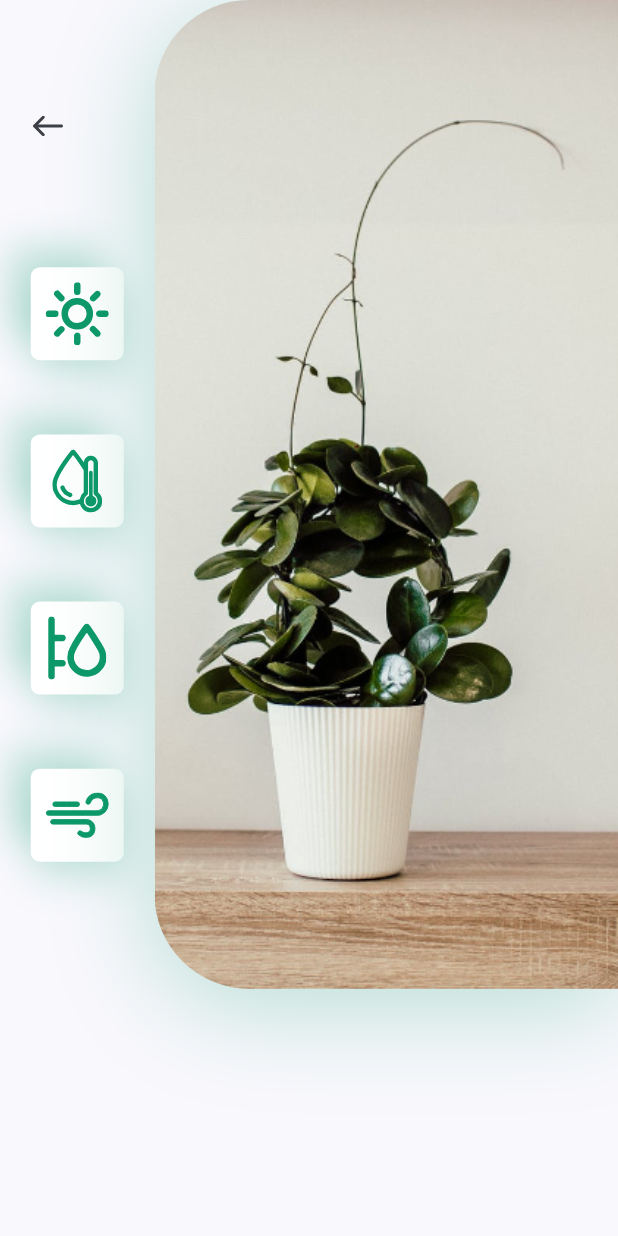
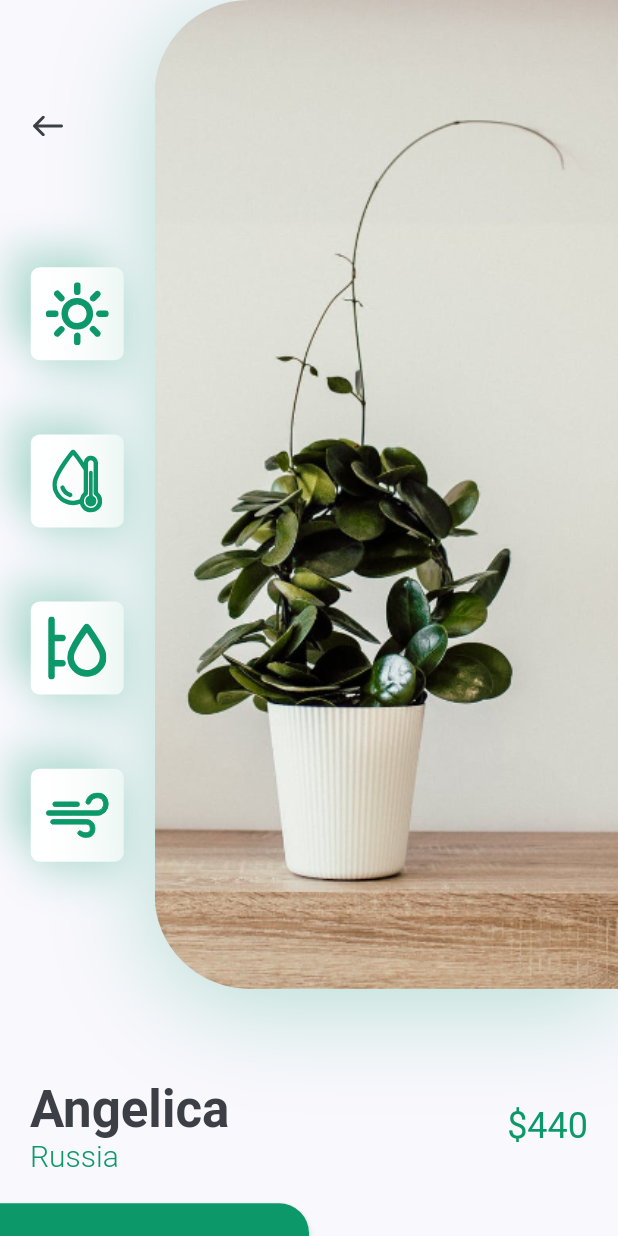
Before and after one commit to shimizu-saffle/plant-app-sample, a Flutter app: the DetailsScreen screen opened directly, on a phone screen of 412 x 824 dp. Run offline on Flutter 3.47's test engine with Material 2 defaults, Android fonts, the light colour scheme and no system bars; our stand-ins replace flutter_svg.

Commit message:
TitleAndPrice

```diff
--- a/lib/screens/details/components/body.dart
+++ b/lib/screens/details/components/body.dart
@@ -1,8 +1,8 @@
 import 'package:flutter/material.dart';
-import 'package:flutter_svg/flutter_svg.dart';
 import 'package:plant_app_sample/constants.dart';
 
-import 'icon_card.dart';
+import 'image_and_icons.dart';
+import 'title_and_price.dart';
 
 class Body extends StatelessWidget {
   const Body({Key? key}) : super(key: key);
@@ -10,64 +10,45 @@ class Body extends StatelessWidget {
   @override
   Widget build(BuildContext context) {
     final screenSize = MediaQuery.of(context).size;
-    return Column(
-      children: [
-        SizedBox(
-          height: screenSize.height * 0.8,
-          child: Row(
+    return SingleChildScrollView(
+      child: Column(
+        children: [
+          const ImageAndIcons(),
+          const TitleAndPrice(title: 'Angelica', country: 'Russia', price: 440),
+          const SizedBox(height: kDefaultPadding),
+          Row(
             children: [
-              Expanded(
-                child: Padding(
-                  padding:
-                      const EdgeInsets.symmetric(vertical: kDefaultPadding * 3),
-                  child: Column(
-                    children: [
-                      Align(
-                        alignment: Alignment.topLeft,
-                        child: IconButton(
-                          padding: const EdgeInsets.symmetric(
-                              horizontal: kDefaultPadding),
-                          onPressed: () {
-                            Navigator.pop(context);
-                          },
-                          icon: SvgPicture.asset('assets/icons/back_arrow.svg'),
+              SizedBox(
+                width: screenSize.width / 2,
+                height: 84,
+                child: ElevatedButton(
+                  onPressed: () {},
+                  style: ElevatedButton.styleFrom(
+                      primary: kPrimaryColor,
+                      shape: const RoundedRectangleBorder(
+                        borderRadius: BorderRadius.only(
+                          topRight: Radius.circular(20),
                         ),
-                      ),
-                      const Spacer(),
-                      const IconCard(image: 'assets/icons/sun.svg'),
-                      const IconCard(image: 'assets/icons/icon_2.svg'),
-                      const IconCard(image: 'assets/icons/icon_3.svg'),
-                      const IconCard(image: 'assets/icons/icon_4.svg'),
-                    ],
+                      )),
+                  child: const Text(
+                    'Buy Now',
+                    style: TextStyle(fontSize: 16),
                   ),
                 ),
               ),
-              Container(
-                height: screenSize.height * 0.8,
-                width: screenSize.width * 0.75,
-                decoration: BoxDecoration(
-                  borderRadius: const BorderRadius.only(
-                    topLeft: Radius.circular(63),
-                    bottomLeft: Radius.circular(63),
-                  ),
-                  boxShadow: [
-                    BoxShadow(
-                      offset: const Offset(0, 10),
-                      blurRadius: 60,
-                      color: kPrimaryColor.withOpacity(0.29),
-                    ),
-                  ],
-                  image: const DecorationImage(
-                    alignment: Alignment.centerLeft,
-                    fit: BoxFit.cover,
-                    image: AssetImage('assets/images/img.png'),
+              Expanded(
+                child: TextButton(
+                  onPressed: () {},
+                  child: const Text(
+                    'Description',
+                    style: TextStyle(color: Colors.black),
                   ),
                 ),
               ),
             ],
           ),
-        ),
-      ],
+        ],
+      ),
     );
   }
 }
--- /dev/null
+++ b/lib/screens/details/components/image_and_icons.dart
@@ -0,0 +1,74 @@
+import 'package:flutter/material.dart';
+import 'package:flutter_svg/flutter_svg.dart';
+
+import '../../../constants.dart';
+import 'icon_card.dart';
+
+class ImageAndIcons extends StatelessWidget {
+  const ImageAndIcons({
+    Key? key,
+  }) : super(key: key);
+
+  @override
+  Widget build(BuildContext context) {
+    final screenSize = MediaQuery.of(context).size;
+    return Padding(
+      padding: const EdgeInsets.only(bottom: kDefaultPadding * 3),
+      child: SizedBox(
+        height: screenSize.height * 0.8,
+        child: Row(
+          children: [
+            Expanded(
+              child: Padding(
+                padding:
+                    const EdgeInsets.symmetric(vertical: kDefaultPadding * 3),
+                child: Column(
+                  children: [
+                    Align(
+                      alignment: Alignment.topLeft,
+                      child: IconButton(
+                        padding: const EdgeInsets.symmetric(
+                            horizontal: kDefaultPadding),
+                        onPressed: () {
+                          Navigator.pop(context);
+                        },
+                        icon: SvgPicture.asset('assets/icons/back_arrow.svg'),
+                      ),
+                    ),
+                    const Spacer(),
+                    const IconCard(image: 'assets/icons/sun.svg'),
+                    const IconCard(image: 'assets/icons/icon_2.svg'),
+                    const IconCard(image: 'assets/icons/icon_3.svg'),
+                    const IconCard(image: 'assets/icons/icon_4.svg'),
+                  ],
+                ),
+              ),
+            ),
+            Container(
+              height: screenSize.height * 0.8,
+              width: screenSize.width * 0.75,
+              decoration: BoxDecoration(
+                borderRadius: const BorderRadius.only(
+                  topLeft: Radius.circular(63),
+                  bottomLeft: Radius.circular(63),
+                ),
+                boxShadow: [
+                  BoxShadow(
+                    offset: const Offset(0, 10),
+                    blurRadius: 60,
+                    color: kPrimaryColor.withOpacity(0.29),
+                  ),
+                ],
+                image: const DecorationImage(
+                  alignment: Alignment.centerLeft,
+                  fit: BoxFit.cover,
+                  image: AssetImage('assets/images/img.png'),
+                ),
+              ),
+            ),
+          ],
+        ),
+      ),
+    );
+  }
+}
--- /dev/null
+++ b/lib/screens/details/components/title_and_price.dart
@@ -0,0 +1,55 @@
+import 'package:flutter/material.dart';
+
+import '../../../constants.dart';
+
+class TitleAndPrice extends StatelessWidget {
+  const TitleAndPrice({
+    Key? key,
+    required this.title,
+    required this.country,
+    required this.price,
+  }) : super(key: key);
+
+  final String title, country;
+  final int price;
+
+  @override
+  Widget build(BuildContext context) {
+    return Padding(
+      padding: const EdgeInsets.symmetric(horizontal: kDefaultPadding),
+      child: Row(
+        children: [
+          RichText(
+            text: TextSpan(
+              children: [
+                TextSpan(
+                  text: '$title\n',
+                  style: Theme.of(context).textTheme.headline4!.copyWith(
+                        color: kTextColor,
+                        fontWeight: FontWeight.bold,
+                      ),
+                ),
+                TextSpan(
+                  text: country,
+                  style: const TextStyle(
+                    fontSize: 20,
+                    color: kPrimaryColor,
+                    fontWeight: FontWeight.w300,
+                  ),
+                ),
+              ],
+            ),
+          ),
+          const Spacer(),
+          Text(
+            '\$$price',
+            style: Theme.of(context)
+                .textTheme
+                .headline5!
+                .copyWith(color: kPrimaryColor),
+          ),
+        ],
+      ),
+    );
+  }
+}
```
